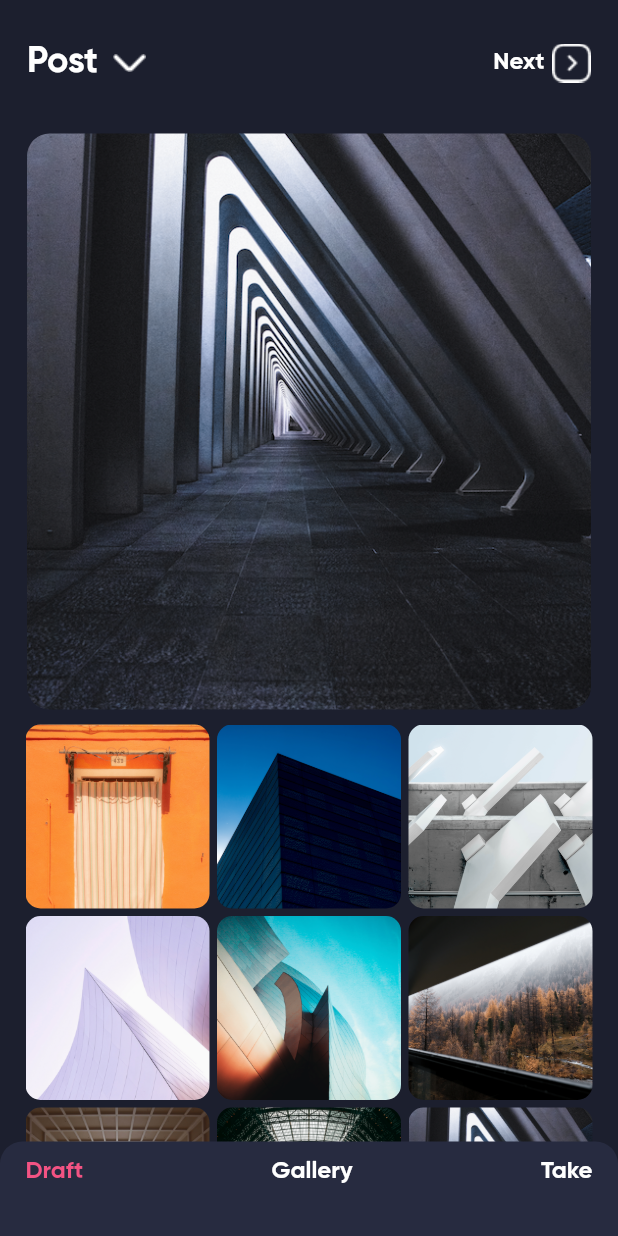
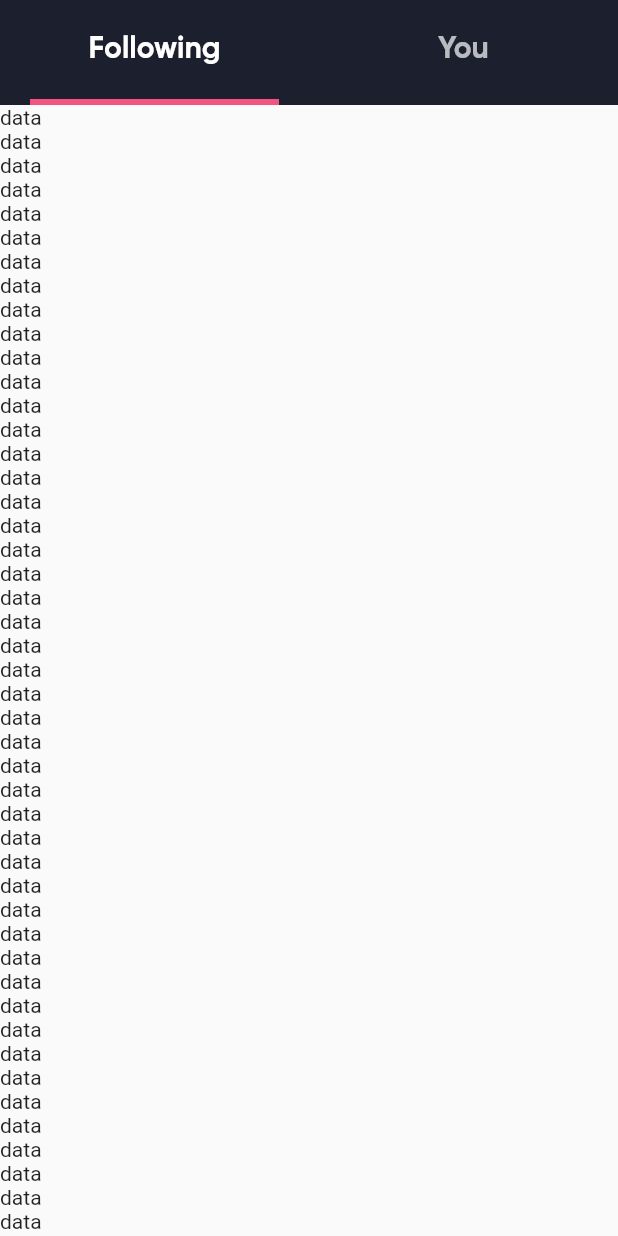
Before and after one commit to Alits23/instagram_clone, a Flutter app: the screen it shows after launch, on a phone screen of 412 x 824 dp. Run offline on Flutter 3.47's test engine with Material 2 defaults, Android fonts, the phone set to English and light mode, and no system bars; our stand-ins replace dotted_border.

Commit message:
creat activity page

```diff
--- a/lib/main.dart
+++ b/lib/main.dart
@@ -1,4 +1,5 @@
 import 'package:flutter/material.dart';
+import 'package:instagram/screens/activity_page.dart';
 import 'package:instagram/screens/home_page.dart';
 import 'package:instagram/screens/login_page.dart';
 import 'package:instagram/screens/post_page.dart';
@@ -39,7 +40,7 @@ class MyApp extends StatelessWidget {
         ),
       ),
       debugShowCheckedModeBanner: false,
-      home: PostPage(),
+      home: ActivityPage(),
     );
   }
 }
--- /dev/null
+++ b/lib/screens/activity_page.dart
@@ -0,0 +1,77 @@
+import 'package:flutter/material.dart';
+import 'package:instagram/constants/colors/colors.dart';
+
+class ActivityPage extends StatefulWidget {
+  const ActivityPage({super.key});
+
+  @override
+  State<ActivityPage> createState() => _ActivityPageState();
+}
+
+class _ActivityPageState extends State<ActivityPage>
+    with SingleTickerProviderStateMixin {
+  TabController? _tabController;
+  @override
+  void initState() {
+    // TODO: implement initState
+    super.initState();
+    _tabController = TabController(length: 2, vsync: this);
+  }
+
+  @override
+  Widget build(BuildContext context) {
+    return Scaffold(
+      body: SafeArea(
+        child: Column(
+          children: [
+            Container(
+              width: double.infinity,
+              height: 70,
+              color: backgroundColor1,
+              child: TabBar(
+                controller: _tabController,
+                labelStyle: TextStyle(
+                  fontFamily: 'GB',
+                  fontSize: 20,
+                ),
+                indicatorColor: pinkColorIcon,
+                indicatorWeight: 4,
+                indicatorPadding: EdgeInsets.symmetric(horizontal: 20),
+                tabs: [
+                  Tab(
+                    text: 'Following',
+                  ),
+                  Tab(
+                    text: 'You',
+                  ),
+                ],
+              ),
+            ),
+            Expanded(
+              child: TabBarView(
+                controller: _tabController,
+                children: [
+                  CustomScrollView(
+                    slivers: [
+                      SliverList(
+                        delegate: SliverChildBuilderDelegate(
+                          childCount: 100,
+                          (context, index) {
+                            return Text('data');
+                          },
+                        ),
+                      ),
+                    ],
+                  ),
+                  Container(
+                    color: greyColor,
+                  ),
+                ],
+              ),
+            ),
+          ],
+        ),
+      ),
+    );
+  }
+}
```
